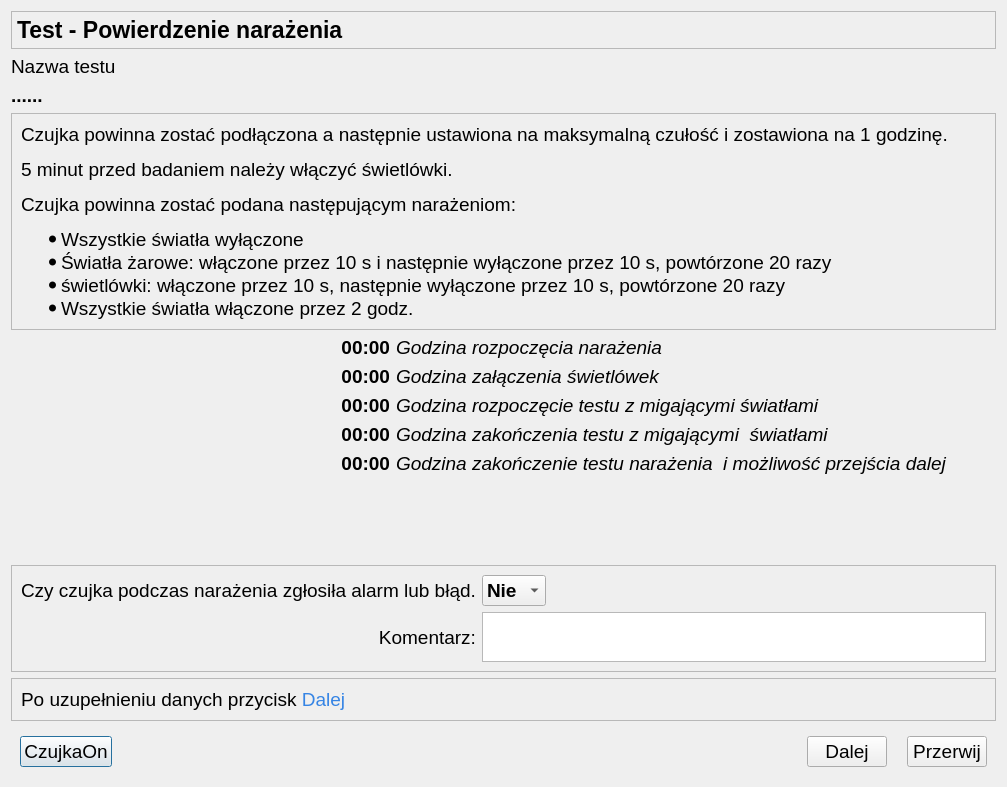
Before: the Qt Designer form CzujkiLinioweApp/oknotestrozproszoneswiatlo.ui in wiacekmarcin/CzujkiLiniowe, drawn with Qt 5.
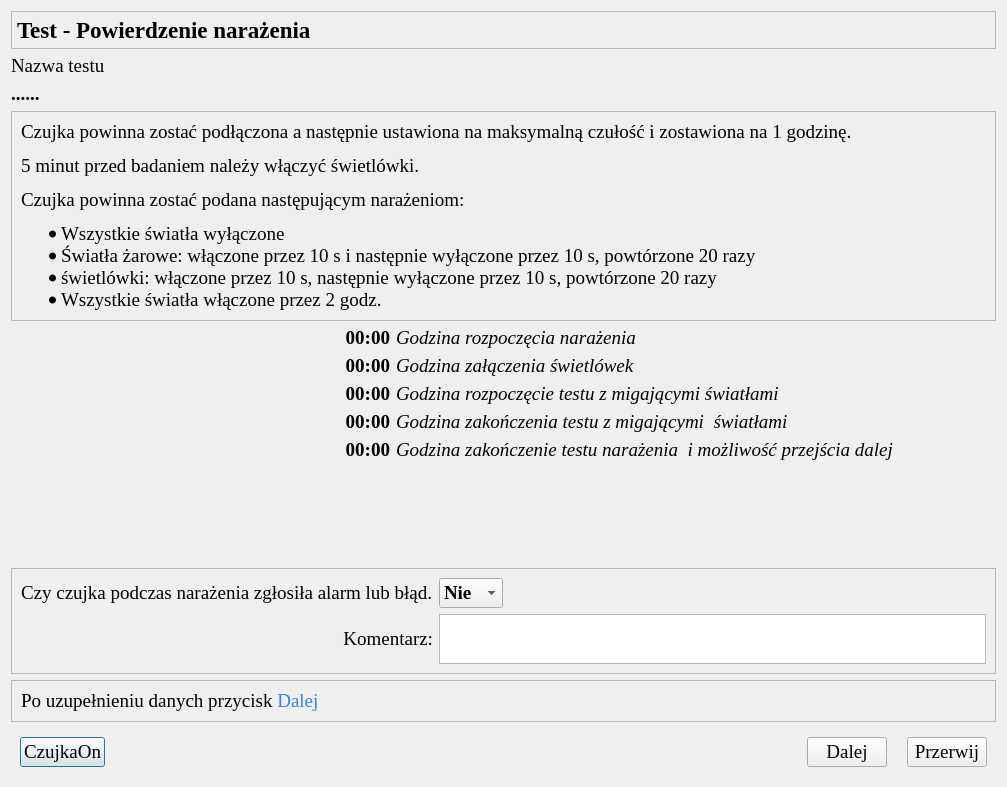
After: the same form once the commit is applied. Icons and pictures are not drawn.

The edit to the form file:
```diff
--- a/CzujkiLinioweApp/oknotestrozproszoneswiatlo.ui
+++ b/CzujkiLinioweApp/oknotestrozproszoneswiatlo.ui
@@ -24,7 +24,7 @@
   </property>
   <property name="font">
    <font>
-    <family>Arial</family>
+    <family>Times New Roman</family>
     <pointsize>14</pointsize>
    </font>
   </property>
@@ -36,7 +36,7 @@
     <widget class="QLabel" name="label_6">
      <property name="font">
       <font>
-       <family>Arial</family>
+       <family>Times New Roman</family>
        <pointsize>14</pointsize>
        <italic>true</italic>
        <bold>false</bold>
@@ -51,7 +51,7 @@
     <widget class="QLabel" name="time0">
      <property name="font">
       <font>
-       <family>Arial</family>
+       <family>Times New Roman</family>
        <pointsize>14</pointsize>
        <bold>true</bold>
       </font>
@@ -77,7 +77,7 @@
        <widget class="QLabel" name="label">
         <property name="font">
          <font>
-          <family>Arial</family>
+          <family>Times New Roman</family>
           <pointsize>14</pointsize>
          </font>
         </property>
@@ -93,7 +93,7 @@
     <widget class="QLabel" name="time3">
      <property name="font">
       <font>
-       <family>Arial</family>
+       <family>Times New Roman</family>
        <pointsize>14</pointsize>
        <italic>false</italic>
        <bold>true</bold>
@@ -111,7 +111,7 @@
     <widget class="QLabel" name="label_9">
      <property name="font">
       <font>
-       <family>Arial</family>
+       <family>Times New Roman</family>
        <pointsize>14</pointsize>
        <italic>true</italic>
        <bold>false</bold>
@@ -126,7 +126,7 @@
     <widget class="QLabel" name="time1">
      <property name="font">
       <font>
-       <family>Arial</family>
+       <family>Times New Roman</family>
        <pointsize>14</pointsize>
        <italic>false</italic>
        <bold>true</bold>
@@ -208,7 +208,7 @@
     <widget class="QLabel" name="time2">
      <property name="font">
       <font>
-       <family>Arial</family>
+       <family>Times New Roman</family>
        <pointsize>14</pointsize>
        <italic>false</italic>
        <bold>true</bold>
@@ -226,7 +226,7 @@
     <widget class="QLabel" name="label_8">
      <property name="font">
       <font>
-       <family>Arial</family>
+       <family>Times New Roman</family>
        <pointsize>14</pointsize>
        <italic>true</italic>
        <bold>false</bold>
@@ -241,7 +241,7 @@
     <widget class="QLabel" name="time4">
      <property name="font">
       <font>
-       <family>Arial</family>
+       <family>Times New Roman</family>
        <pointsize>14</pointsize>
        <italic>false</italic>
        <bold>true</bold>
@@ -268,7 +268,7 @@
        <widget class="QLabel" name="infonext">
         <property name="font">
          <font>
-          <family>Arial</family>
+          <family>Times New Roman</family>
           <pointsize>14</pointsize>
          </font>
         </property>
@@ -317,7 +317,7 @@
         </property>
         <property name="font">
          <font>
-          <family>Arial</family>
+          <family>Times New Roman</family>
           <pointsize>17</pointsize>
           <bold>true</bold>
          </font>
@@ -334,7 +334,7 @@
     <widget class="QLabel" name="testName">
      <property name="font">
       <font>
-       <family>Arial</family>
+       <family>Times New Roman</family>
        <pointsize>14</pointsize>
        <bold>true</bold>
       </font>
@@ -357,7 +357,7 @@
        <widget class="QComboBox" name="cbAlarmYesNo">
         <property name="font">
          <font>
-          <family>Arial</family>
+          <family>Times New Roman</family>
           <pointsize>14</pointsize>
           <bold>true</bold>
          </font>
@@ -391,7 +391,7 @@
        <widget class="QLabel" name="label_2">
         <property name="font">
          <font>
-          <family>Arial</family>
+          <family>Times New Roman</family>
           <pointsize>14</pointsize>
          </font>
         </property>
@@ -404,7 +404,7 @@
        <widget class="QLabel" name="label_3">
         <property name="font">
          <font>
-          <family>Arial</family>
+          <family>Times New Roman</family>
           <pointsize>14</pointsize>
          </font>
         </property>
@@ -426,7 +426,7 @@
         </property>
         <property name="font">
          <font>
-          <family>Arial</family>
+          <family>Times New Roman</family>
           <pointsize>12</pointsize>
          </font>
         </property>
@@ -439,7 +439,7 @@
     <widget class="QLabel" name="label_4">
      <property name="font">
       <font>
-       <family>Arial</family>
+       <family>Times New Roman</family>
        <pointsize>14</pointsize>
        <italic>true</italic>
        <bold>false</bold>
@@ -454,7 +454,7 @@
     <widget class="QLabel" name="lTestName">
      <property name="font">
       <font>
-       <family>Arial</family>
+       <family>Times New Roman</family>
        <pointsize>14</pointsize>
       </font>
      </property>
@@ -482,7 +482,7 @@
      </property>
      <property name="font">
       <font>
-       <family>Arial</family>
+       <family>Times New Roman</family>
        <pointsize>14</pointsize>
        <italic>true</italic>
       </font>
```
